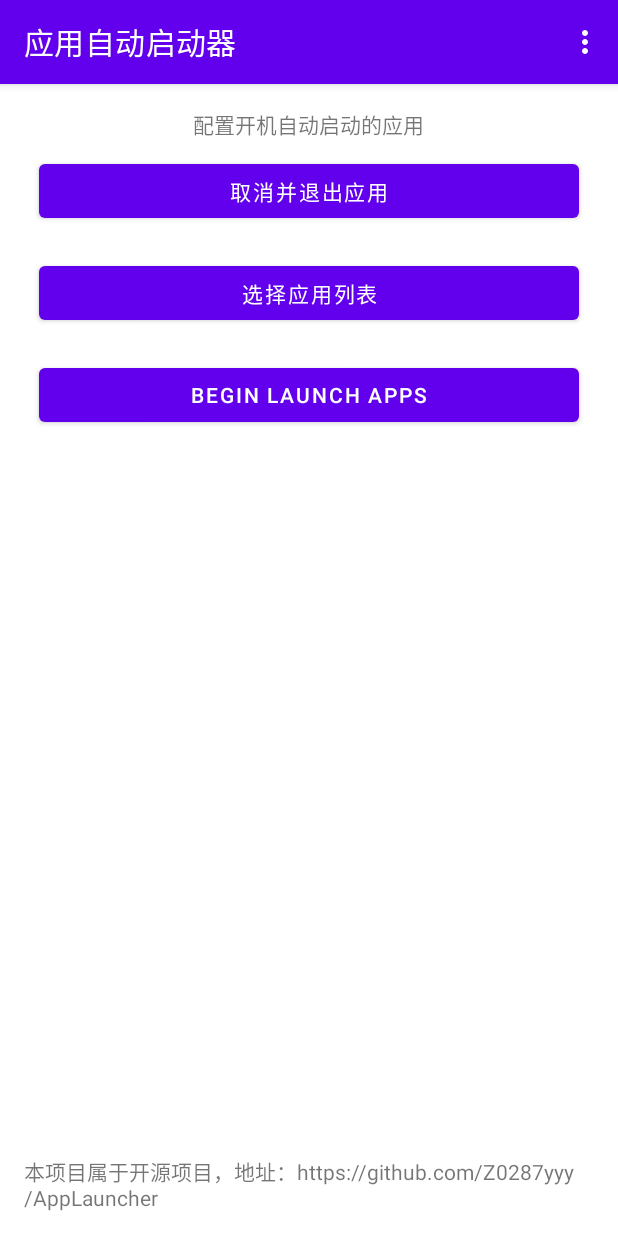
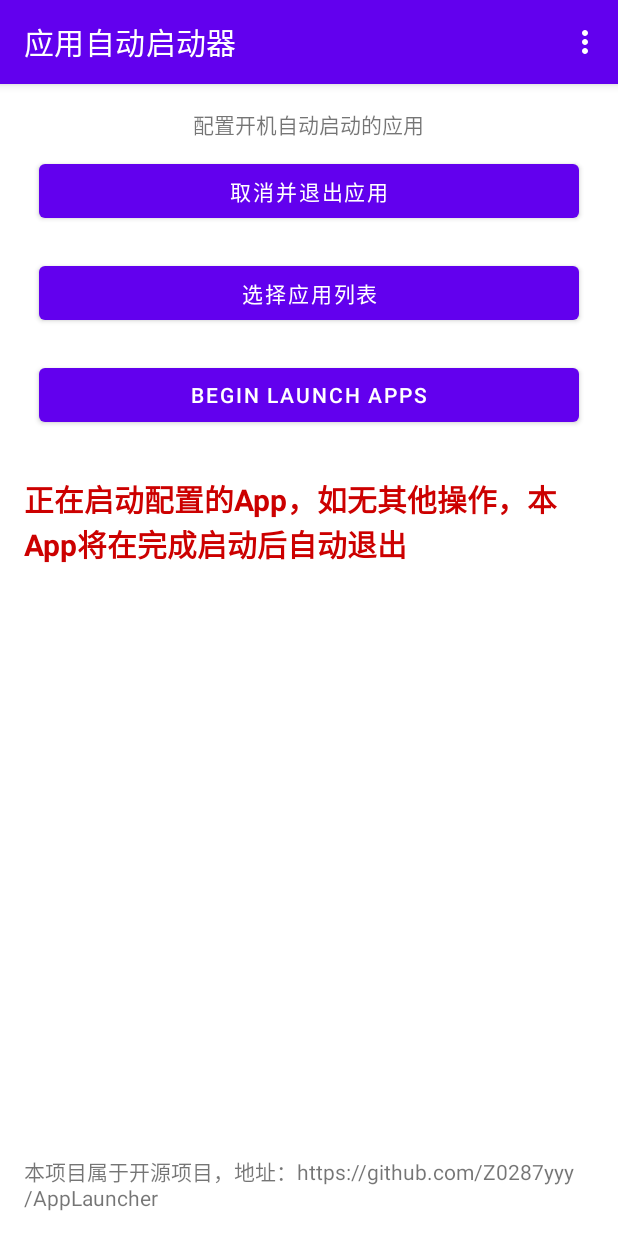
Before and after one commit to Z0287yyy/AppLauncher, an Android app: the MainActivity screen opened directly, with no data from a screen before it, on a phone screen of 412 x 824 dp. Run offline under Robolectric (Android 15) with nearby library versions, the phone set to English and light mode, and no system bars.

Commit message:
for string

```diff
--- a/app/src/main/res/layout/activity_main.xml
+++ b/app/src/main/res/layout/activity_main.xml
@@ -40,6 +40,15 @@
         android:layout_margin="10dp"
         />
 
+    <TextView
+        android:layout_width="match_parent"
+        android:layout_height="wrap_content"
+        android:layout_marginTop="20dp"
+        android:textStyle="bold"
+        android:textSize="20sp"
+        android:textColor="@android:color/holo_red_dark"
+        android:text="@string/tips"
+        />
 
     <View
         android:layout_width="match_parent"
--- a/app/src/main/res/values/strings.xml
+++ b/app/src/main/res/values/strings.xml
@@ -13,6 +13,7 @@
     <string name="need_permission">需要获得许可才能获取应用列表</string>
     <string name="input_app_name">请输入应用名称</string>
 
+    <string name="tips">正在启动配置的App，如无其他操作，本App将在完成启动后自动退出</string>
     <string name="auth_info">本项目属于开源项目，地址：https://github.com/Z0287yyy/AppLauncher</string>
 
 </resources>
```
Also changed, not shown: 1 other file.
